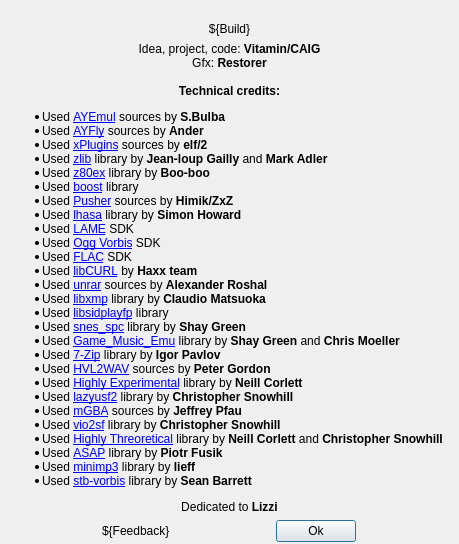
First picture: the form in apps/zxtune-qt/ui/informational/aboutdialog.ui, repository vitamin-caig/zxtune, before the edit.
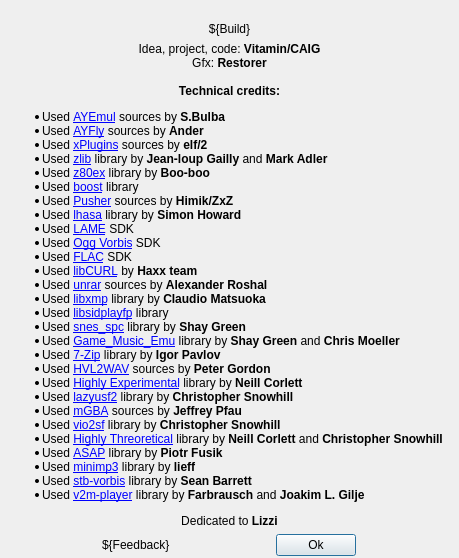
Second picture: the form after the edit. Icons and pictures are not drawn.

Commit message: zxtune-qt: update credits.

```diff
--- a/apps/zxtune-qt/ui/informational/aboutdialog.ui
+++ b/apps/zxtune-qt/ui/informational/aboutdialog.ui
@@ -98,6 +98,7 @@
 &lt;li&gt;Used &lt;a href=&quot;http://sourceforge.net/projects/asap&quot;&gt;ASAP&lt;/a&gt; library by &lt;b&gt;Piotr Fusik&lt;/b&gt;&lt;/li&gt;
 &lt;li&gt;Used &lt;a href=&quot;https://github.com/lieff/minimp3&quot;&gt;minimp3&lt;/a&gt; library by &lt;b&gt;lieff&lt;/b&gt;&lt;/li&gt;
 &lt;li&gt;Used &lt;a href=&quot;https://github.com/nothings/stb&quot;&gt;stb-vorbis&lt;/a&gt; library by &lt;b&gt;Sean Barrett&lt;/b&gt;&lt;/li&gt;
+&lt;li&gt;Used &lt;a href=&quot;https://github.com/jgilje/v2m-player&quot;&gt;v2m-player&lt;/a&gt; library by &lt;b&gt;Farbrausch&lt;/b&gt; and &lt;b&gt;Joakim L. Gilje&lt;/b&gt;&lt;/li&gt;
 &lt;/ul&gt;
 
 &lt;center&gt;Dedicated to &lt;b&gt;Lizzi&lt;/b&gt;&lt;/center&gt;
```
The commit also changes 2 other files.
